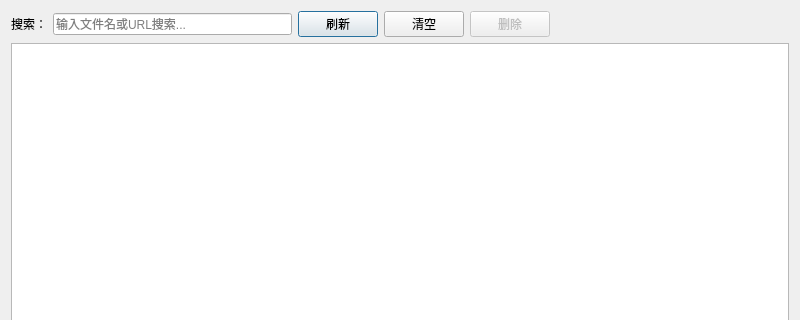
Old version of the form historydialog.ui in the repository programming666/Downloader; both pictures show x 0 to 800 and y 0 to 320 of the 800 by 600 pixel window.
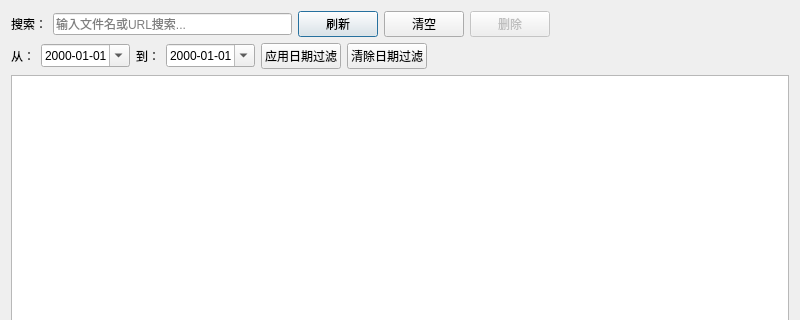
New version of the form.

Diff of the .ui file:
```diff
--- a/historydialog.ui
+++ b/historydialog.ui
@@ -69,6 +69,71 @@
      </item>
     </layout>
    </item>
+   <item>
+    <layout class="QHBoxLayout" name="dateFilterLayout">
+     <item>
+      <widget class="QLabel" name="dateFromLabel">
+       <property name="text">
+        <string>从：</string>
+       </property>
+      </widget>
+     </item>
+     <item>
+      <widget class="QDateEdit" name="dateFromEdit">
+       <property name="calendarPopup">
+        <bool>true</bool>
+       </property>
+       <property name="displayFormat">
+        <string>yyyy-MM-dd</string>
+       </property>
+      </widget>
+     </item>
+     <item>
+      <widget class="QLabel" name="dateToLabel">
+       <property name="text">
+        <string>到：</string>
+       </property>
+      </widget>
+     </item>
+     <item>
+      <widget class="QDateEdit" name="dateToEdit">
+       <property name="calendarPopup">
+        <bool>true</bool>
+       </property>
+       <property name="displayFormat">
+        <string>yyyy-MM-dd</string>
+       </property>
+      </widget>
+     </item>
+     <item>
+      <widget class="QPushButton" name="dateFilterButton">
+       <property name="text">
+        <string>应用日期过滤</string>
+       </property>
+      </widget>
+     </item>
+     <item>
+      <widget class="QPushButton" name="clearDateFilterButton">
+       <property name="text">
+        <string>清除日期过滤</string>
+       </property>
+      </widget>
+     </item>
+     <item>
+      <spacer name="horizontalSpacer_2">
+       <property name="orientation">
+        <enum>Qt::Horizontal</enum>
+       </property>
+       <property name="sizeHint" stdset="0">
+        <size>
+         <width>40</width>
+         <height>20</height>
+        </size>
+       </property>
+      </spacer>
+     </item>
+    </layout>
+   </item>
    <item>
     <widget class="QTableWidget" name="tableWidget">
      <property name="alternatingRowColors">
```
